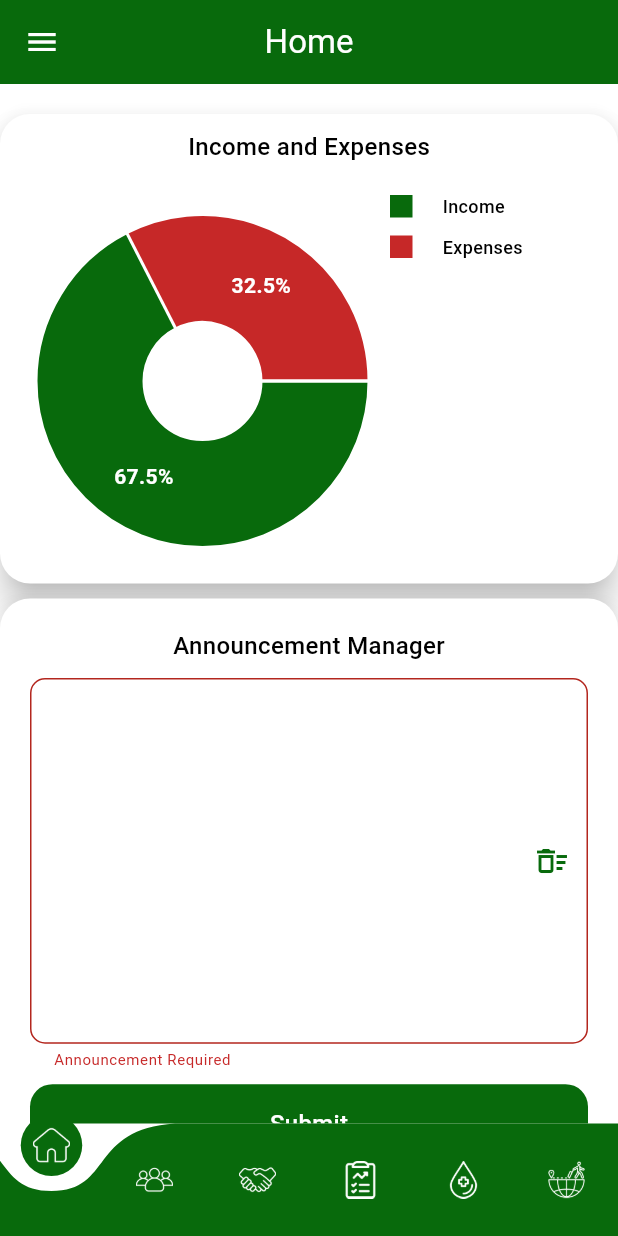
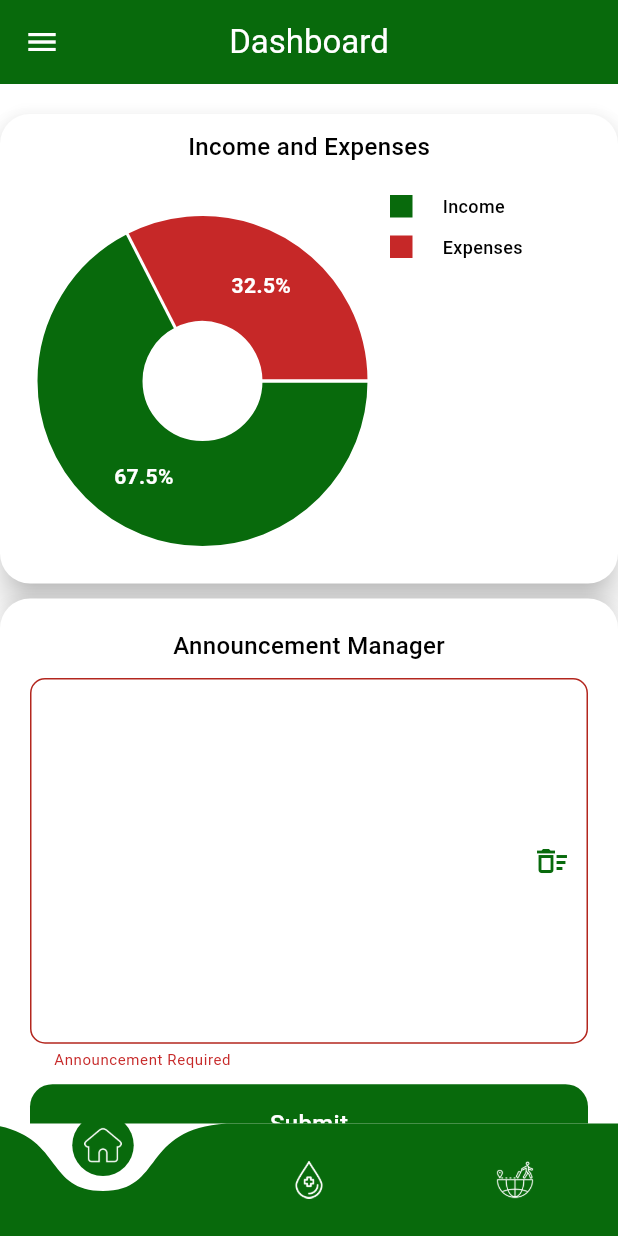
Before and after one commit to thamushadowz/mahall_manager, a Flutter app: the HomeScreen screen opened by its route, after a tap on "Submit", on a phone screen of 412 x 824 dp. Run offline on Flutter 3.47's test engine with Material 3 defaults, Android fonts, the phone set to English and light mode, and no system bars; drawn by our look-alikes of curved_navigation_bar, fl_chart; our stand-ins replace firebase_core, firebase_messaging, flutter_local_notifications, get, get_storage, lottie and 1 more; accounts and stored records are empty; generated files the repository leaves out were written again.

Commit message:
push notification added, new alert design added

```diff
--- a/lib/infrastructure/theme/strings/app_strings.dart
+++ b/lib/infrastructure/theme/strings/app_strings.dart
@@ -1,6 +1,7 @@
 class AppStrings {
   ///Headings and Strings
 
+  static String notificationChannelName = "Mahall Manager Notification";
   static String preferredLanguage = "preferredLanguage";
   static String home = "Home";
   static String addIncome = "Add Income";
@@ -81,6 +82,11 @@ class AppStrings {
   static String total = 'Total';
   static String promises = 'Promises';
   static String addPromises = 'Add Promises';
+  static String dashboard = 'Dashboard';
+  static String users = 'Users';
+  static String reports = 'Reports';
+  static String blood = 'Blood Donors';
+  static String expat = 'Expats (Pravasi)';
 
   ///Validation messages
 
@@ -96,6 +102,8 @@ class AppStrings {
   static String announcementReqd = 'Announcement Required';
 
   ///Policy Related Strings
+  static String craftedWithAllerTempus =
+      "Crafted with ♥ AllerTempus Innovative®";
   static String privacyPolicy = 'Privacy Policy';
   static String copyRight =
       '© 2024 AllerTempus Innovative. All rights reserved.';
--- a/lib/presentation/committee_registration/committee_registration.screen.dart
+++ b/lib/presentation/committee_registration/committee_registration.screen.dart
@@ -2,7 +2,6 @@ import 'package:flutter/material.dart';
 import 'package:flutter/services.dart';
 import 'package:flutter_gen/gen_l10n/app_localizations.dart';
 import 'package:get/get.dart';
-import 'package:mahall_manager/domain/core/interfaces/common_alert.dart';
 import 'package:mahall_manager/infrastructure/theme/colors/app_colors.dart';
 import 'package:mahall_manager/infrastructure/theme/measures/app_measures.dart';
 import 'package:mahall_manager/presentation/common_widgets/common_appbar_widget.dart';
@@ -149,7 +148,7 @@ class CommitteeRegistrationScreen
         fontWeight: AppMeasures.normalWeight);
   }
 
-  _commonAlertWidget({required Function() onConfirm}) {
+/*  _commonAlertWidget({required Function() onConfirm}) {
     CommonAlert.alertDialogWidget(
         onConfirm: onConfirm,
         onCancel: () {},
@@ -157,7 +156,7 @@ class CommitteeRegistrationScreen
         textConfirm: AppLocalizations.of(Get.context!)!.delete,
         textCancel: AppLocalizations.of(Get.context!)!.cancel,
         middleText: AppLocalizations.of(Get.context!)!.are_you_sure_to_delete);
-  }
+  }*/
 
   _buildPresidentWidget(BuildContext context) {
     return Container(
--- a/lib/presentation/common_widgets/common_clickable_text_widget.dart
+++ b/lib/presentation/common_widgets/common_clickable_text_widget.dart
@@ -9,6 +9,7 @@ class CommonClickableTextWidget extends StatelessWidget {
       required this.title,
       required this.onTap,
       this.textColor,
+      this.fillColor,
       this.fontWeight,
       this.image,
       this.fontSize,
@@ -18,6 +19,7 @@ class CommonClickableTextWidget extends StatelessWidget {
 
   final String title;
   final Color? textColor;
+  final Color? fillColor;
   final Function() onTap;
   final double? fontSize;
   final FontWeight? fontWeight;
@@ -35,7 +37,10 @@ class CommonClickableTextWidget extends StatelessWidget {
             (border == null || borderRadius == null
                 ? const EdgeInsets.all(0)
                 : const EdgeInsets.all(5)),
-        decoration: BoxDecoration(border: border, borderRadius: borderRadius),
+        decoration: BoxDecoration(
+            border: border,
+            borderRadius: borderRadius,
+            color: fillColor ?? Colors.transparent),
         child: Row(
           mainAxisAlignment: border == null || borderRadius == null
               ? MainAxisAlignment.start
--- a/lib/presentation/common_widgets/common_text_form_field.dart
+++ b/lib/presentation/common_widgets/common_text_form_field.dart
@@ -22,6 +22,7 @@ class CommonTextFormField extends StatelessWidget {
       this.onSuffixTap,
       this.disabledBorderColor,
       this.disabledLabelColor,
+      this.fillColor,
       this.onDateTap,
       this.minLines,
       this.maxLines});
@@ -42,6 +43,7 @@ class CommonTextFormField extends StatelessWidget {
   final bool? enabled;
   final Color? disabledBorderColor;
   final Color? disabledLabelColor;
+  final Color? fillColor;
   final int? minLines;
   final int? maxLines;
 
@@ -66,7 +68,7 @@ class CommonTextFormField extends StatelessWidget {
         keyboardType: keyboardType ?? TextInputType.text,
         decoration: InputDecoration(
             hintText: hint,
-            fillColor: AppColors.white,
+            fillColor: fillColor ?? AppColors.white,
             filled: true,
             errorStyle: TextStyle(
               color: AppColors.darkRed,
--- a/lib/presentation/home/controllers/home.controller.dart
+++ b/lib/presentation/home/controllers/home.controller.dart
@@ -11,6 +11,7 @@ import '../../../domain/core/interfaces/utilities.dart';
 import '../../../domain/listing/models/get_blood_model.dart';
 import '../../../domain/listing/models/get_expat_model.dart';
 import '../../../infrastructure/dal/models/home/chart_data_model.dart';
+import '../../../infrastructure/theme/colors/app_colors.dart';
 import '../../../infrastructure/theme/strings/app_strings.dart';
 
 enum IncomeExpenseType { income, expense }
@@ -22,8 +23,9 @@ enum GenderType { male, female }
 enum BloodType { apos, aneg, bpos, bneg, abpos, abneg, opos, oneg }
 
 class HomeController extends GetxController {
+  RxString appBarTitle = AppStrings.dashboard.obs;
   final StorageService storageService = StorageService();
-  String userType = '2';
+  String userType = '';
   final userSearchController = TextEditingController();
   final promisesSearchController = TextEditingController();
   final reportSearchController = TextEditingController();
@@ -82,6 +84,9 @@ class HomeController extends GetxController {
   var filteredBloodDetails = <BloodData>[].obs;
   var filteredExpatDetails = <ExpatData>[].obs;
   RxString searchQuery = ''.obs;
+
+  List<String> bottomNavTitles = [];
+  List<Widget> bottomNavIcons = [];
 
   List<PeopleData> userDetails = [
     PeopleData(
@@ -653,7 +658,44 @@ class HomeController extends GetxController {
   @override
   void onInit() {
     super.onInit();
-    userType = storageService.getUserType() ?? '';
+    //userType = storageService.getUserType() ?? '';
+    userType = '2';
+
+    bottomNavIcons = userType == '2'
+        ? [
+            Image.asset('assets/images/home.png',
+                width: 25, height: 25, color: AppColors.white),
+            Image.asset('assets/images/blood.png',
+                width: 25, height: 25, color: AppColors.white),
+            Image.asset('assets/images/expat.png',
+                width: 25, height: 25, color: AppColors.white),
+          ]
+        : [
+            Image.asset('assets/images/home.png',
+                width: 25, height: 25, color: AppColors.white),
+            Image.asset('assets/images/users.png',
+                width: 25, height: 25, color: AppColors.white),
+            Image.asset('assets/images/promises.png',
+                width: 25, height: 25, color: AppColors.white),
+            Image.asset('assets/images/report.png',
+                width: 25, height: 25, color: AppColors.white),
+            Image.asset('assets/images/blood.png',
+                width: 25, height: 25, color: AppColors.white),
+            Image.asset('assets/images/expat.png',
+                width: 25, height: 25, color: AppColors.white),
+          ];
+
+    bottomNavTitles = userType == '2'
+        ? [AppStrings.dashboard, AppStrings.blood, AppStrings.expat]
+        : [
+            AppStrings.dashboard,
+            AppStrings.users,
+            AppStrings.promises,
+            AppStrings.reports,
+            AppStrings.blood,
+            AppStrings.expat
+          ];
+
     filteredUserDetails.assignAll(userDetails);
     filteredPromisesDetails.assignAll(promisesDetails);
     filteredReportsDetails.assignAll(reportsDetails);
--- a/lib/presentation/home/home.screen.dart
+++ b/lib/presentation/home/home.screen.dart
@@ -45,16 +45,20 @@ class HomeScreen extends GetView<HomeController> {
           }
           return true;
         },
-        child: Scaffold(
+        child: Obx(
+          () => Scaffold(
             backgroundColor: AppColors.white,
             drawer: DrawerWidget(controller: controller),
             bottomNavigationBar: BottomNavWidget(
+              controller: controller,
               onTap: (index) {
                 controller.selectedNavIndex.value = index;
+                controller.appBarTitle.value =
+                    controller.bottomNavTitles[index];
               },
             ),
             appBar: CommonAppbarWidget(
-            title: AppStrings.home,
+              title: controller.appBarTitle.value,
             ),
             body: GestureDetector(
               onTap: () {
@@ -62,7 +66,13 @@ class HomeScreen extends GetView<HomeController> {
               },
               child: Obx(() => IndexedStack(
                     index: controller.selectedNavIndex.value,
-                  children: [
+                    children: controller.userType == '2'
+                        ? [
+                            DashboardWidget(controller: controller),
+                            BloodWidget(controller: controller),
+                            ExpatsWidget(controller: controller),
+                          ]
+                        : [
                             DashboardWidget(controller: controller),
                             UsersWidget(controller: controller),
                             PromisesWidget(controller: controller),
@@ -74,6 +84,7 @@ class HomeScreen extends GetView<HomeController> {
             ),
           ),
         ),
+      ),
     );
   }
 }
--- a/lib/presentation/home/widgets/bottom_nav_widget.dart
+++ b/lib/presentation/home/widgets/bottom_nav_widget.dart
@@ -1,32 +1,22 @@
 import 'package:curved_navigation_bar/curved_navigation_bar.dart';
 import 'package:flutter/material.dart';
+import 'package:mahall_manager/presentation/home/controllers/home.controller.dart';
 
 import '../../../infrastructure/theme/colors/app_colors.dart';
 
 class BottomNavWidget extends StatelessWidget {
-  const BottomNavWidget({super.key, required this.onTap});
+  const BottomNavWidget(
+      {super.key, required this.onTap, required this.controller});
 
   final Function(int) onTap;
+  final HomeController controller;
 
   @override
   Widget build(BuildContext context) {
     return CurvedNavigationBar(
       backgroundColor: AppColors.white,
       color: AppColors.themeColor,
-      items: [
-        Image.asset('assets/images/home.png',
-            width: 25, height: 25, color: AppColors.white),
-        Image.asset('assets/images/users.png',
-            width: 25, height: 25, color: AppColors.white),
-        Image.asset('assets/images/promises.png',
-            width: 25, height: 25, color: AppColors.white),
-        Image.asset('assets/images/report.png',
-            width: 25, height: 25, color: AppColors.white),
-        Image.asset('assets/images/blood.png',
-            width: 25, height: 25, color: AppColors.white),
-        Image.asset('assets/images/expat.png',
-            width: 25, height: 25, color: AppColors.white),
-      ],
+      items: controller.bottomNavIcons,
       onTap: onTap,
     );
   }
--- a/lib/presentation/home/widgets/bottom_nav_widgets/blood_widget.dart
+++ b/lib/presentation/home/widgets/bottom_nav_widgets/blood_widget.dart
@@ -21,11 +21,14 @@ class BloodWidget extends StatelessWidget {
   Widget build(BuildContext context) {
     return Column(
       children: [
-        CommonTextFormField(
-          suffixIcon: Icons.search,
-          textController: controller.bloodSearchController,
+        Padding(
+          padding: const EdgeInsets.all(10.0),
+          child: CommonTextFormField(
+            suffixIcon: Icons.search,
+            textController: controller.bloodSearchController,
+          ),
         ),
-        const SizedBox(height: 20),
+        const SizedBox(height: 10),
         _buildFilterAndClearFilterOption(),
         Obx(() => SizedBox(height: controller.isBloodFiltering.value ? 20 : 0)),
         _buildFilterWidget(context),
--- a/lib/presentation/home/widgets/bottom_nav_widgets/expats_widget.dart
+++ b/lib/presentation/home/widgets/bottom_nav_widgets/expats_widget.dart
@@ -21,9 +21,12 @@ class ExpatsWidget extends StatelessWidget {
   Widget build(BuildContext context) {
     return Column(
       children: [
-        CommonTextFormField(
-          suffixIcon: Icons.search,
-          textController: controller.expatSearchController,
+        Padding(
+          padding: const EdgeInsets.all(10.0),
+          child: CommonTextFormField(
+            suffixIcon: Icons.search,
+            textController: controller.expatSearchController,
+          ),
         ),
         const SizedBox(height: 20),
         // _buildFilterAndClearFilterOption(),
--- a/pubspec.yaml
+++ b/pubspec.yaml
@@ -20,8 +20,11 @@ dependencies:
   lottie: ^3.1.3
   share_plus: ^10.1.2
   path_provider: ^2.1.5
+
   firebase_core: ^3.7.0
   firebase_messaging: ^15.1.4
+  flutter_local_notifications: ^18.0.1
+  app_settings: ^5.1.1
 
 
 dev_dependencies:
```
Also changed, not shown: lib/domain/core/interfaces/common_alert.dart (+96 -25 lines), lib/infrastructure/dal/services/notofication_services.dart (added, +96 -0 lines), lib/main.dart (+8 -6 lines), lib/presentation/home/widgets/bottom_nav_widgets/reports_widget.dart (+9 -10 lines), lib/presentation/home/widgets/bottom_nav_widgets/users_widget.dart (+24 -21 lines), lib/presentation/home/widgets/drawer_widget.dart (+7 -11 lines), lib/presentation/login/controllers/login.controller.dart (+7 -0 lines), lib/presentation/login/login.screen.dart (+20 -1 lines), lib/presentation/payment_screen/payment_screen.screen.dart (+9 -11 lines), pubspec.lock, 1 other file. Lines whose indentation alone changed are shown as unchanged.
